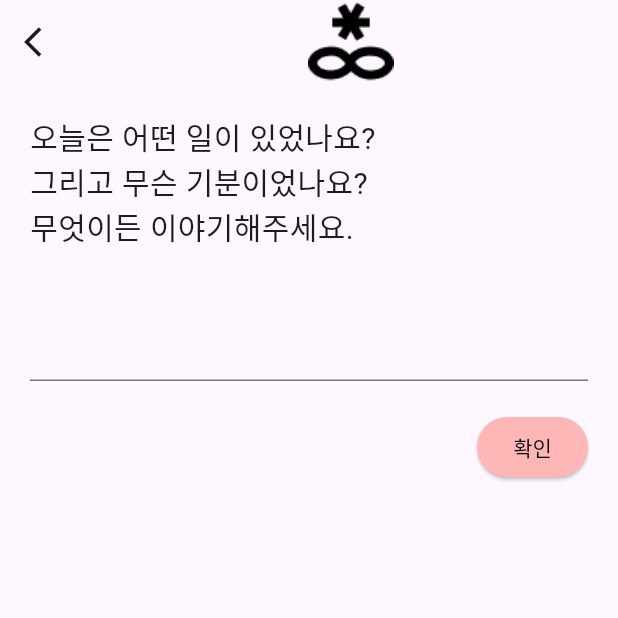
After one commit to 8aaakun/meongsang, a Flutter app: the AiConsult screen opened directly, after a tap on "확인", on a phone screen of 412 x 824 dp, the top half of it. The commit adds this screen. Run offline on Flutter 3.47's test engine with Material 3 defaults, Android fonts, the phone set to English and light mode, and no system bars; our stand-ins replace flutter_dotenv, get; missing offline and left inert: dart_openai; Roboto replaces fonts that are missing (GmarketSansTTF).

Commit message:
openai 적용

```diff
--- a/lib/main.dart
+++ b/lib/main.dart
@@ -1,7 +1,10 @@
 import 'package:flutter/material.dart';
 import 'package:meongsang/pages/home.dart';
+import 'package:get/get.dart';
+import 'package:flutter_dotenv/flutter_dotenv.dart';
 
-void main() {
+void main() async {
+  await dotenv.load(fileName: 'assets/config/.env');
   runApp(const Meongsang());
 }
 
@@ -10,7 +13,7 @@ class Meongsang extends StatelessWidget {
 
   @override
   Widget build(BuildContext context) {
-    return const MaterialApp(
+    return const GetMaterialApp(
       title: "Meongsang",
       home: Home(),
 
--- /dev/null
+++ b/lib/pages/aiConsult.dart
@@ -0,0 +1,88 @@
+import 'package:flutter/cupertino.dart';
+import 'package:flutter/material.dart';
+import 'package:get/get.dart';
+import 'package:meongsang/services/openAiService.dart';
+import 'package:flutter_dotenv/flutter_dotenv.dart';
+
+class AiConsult extends StatefulWidget {
+  const AiConsult({super.key});
+
+  @override
+  State<AiConsult> createState() => _AiConsultState();
+}
+
+class _AiConsultState extends State<AiConsult> {
+  TextEditingController con = TextEditingController();
+
+  @override
+  Widget build(BuildContext context) {
+    return Scaffold(
+        appBar: AppBar(
+          title: const Center(
+              child: Image(
+            image: AssetImage('assets/images/logo.png'),
+          )),
+          leading: IconButton(
+            onPressed: () {
+              Get.back();
+            },
+            icon: Icon(Icons.arrow_back_ios),
+          ),
+        ),
+        body: ListView(
+            children: [
+              const Padding(
+                padding: EdgeInsets.all(20.0),
+                child: Text(
+                  "오늘은 어떤 일이 있었나요?\n그리고 무슨 기분이었나요?\n무엇이든 이야기해주세요.",
+                  style: TextStyle(
+                    fontFamily: 'GmarketSansTTF',
+                    fontSize: 20
+                  ),
+                ),
+              ),
+              Padding(
+                padding: const EdgeInsets.all(20.0),
+                child: TextField(
+                  controller: con,
+                  onTapOutside: (event) => FocusManager.instance.primaryFocus?.unfocus(),
+
+                ),
+              ),
+              Container(
+                padding: EdgeInsets.fromLTRB(0, 0, 20, 0),
+                alignment: Alignment.bottomRight,
+                child: ElevatedButton(
+                  onPressed: () async {
+                    OpenAIService model = OpenAIService();
+                    String response = await model.createModel(con.text);
+                    List<String> parts = response.split('/');
+                    print(response[response.length-1]);
+                    ///1:분노, /2:슬픔, /3:행복, /4:판단이 잘 안됨
+                    if(parts.last == "1"){
+                      print('분노 페이지 이동');
+                    }
+                    else if(parts.last == "2"){
+                      print('슬픔 페이지 이동');
+                    }
+                    else if(parts.last == "3"){
+                      print('행복 페이지 이동');
+                    }
+                    else{
+                      print('판단불가 페이지 이동' + parts.last);
+                    }
+
+                  },
+                  child: Text("확인", style: TextStyle(color: Colors.black)),
+                  style: ElevatedButton.styleFrom(
+                    backgroundColor: Color(0xffFFB6B6),
+                    overlayColor: Color(0xffABFF56)
+                  ),
+
+                ),
+              ),
+          ],
+        )
+    );
+  }
+}
--- a/lib/pages/home.dart
+++ b/lib/pages/home.dart
@@ -1,5 +1,6 @@
 import 'package:flutter/material.dart';
-
+import 'package:get/get.dart';
+import 'aiConsult.dart';
 class Home extends StatelessWidget {
   const Home({super.key});
 
@@ -10,34 +11,32 @@ class Home extends StatelessWidget {
         title: const Center(
             child: Image(
           image: AssetImage('assets/images/logo.png'),
-            )
+        )),
       ),
 
-      ),
       body: Container(
         child: Center(
-          child: ListView(
-            children: [
+          child: ListView(children: [
             Padding(
-                padding: const EdgeInsets.symmetric(horizontal: 40.0, vertical: 20.0),
-                child: Text("반가워요!",
+              padding:
+                  const EdgeInsets.symmetric(horizontal: 40.0, vertical: 20.0),
+              child: Text(
+                "반가워요!",
                 style: TextStyle(
-
                     fontFamily: 'GmarketSansTTF',
                     fontWeight: FontWeight.normal,
-                    fontSize: 50
-                  ),
+                    fontSize: 50),
               ),
             ),
 
             Padding(
               padding: const EdgeInsets.symmetric(horizontal: 40.0),
-                child: Text("어떤 명상을 하고 싶으세요?",
+              child: Text(
+                "어떤 명상을 하고 싶으세요?",
                 style: TextStyle(
                     fontFamily: 'GmarketSansTTF',
                     fontWeight: FontWeight.normal,
-                      fontSize: 20
-                  ),
+                    fontSize: 20),
               ),
             ),
 
@@ -49,21 +48,23 @@ class Home extends StatelessWidget {
               ),
             ),
 
-              Menu(text: "AI 상담"),
+            GestureDetector(
+                onTap: () {Get.to(AiConsult(), transition: Transition.fadeIn);},
+                child: Menu(text: "AI 상담")
+            ),
             Menu(text: "명상 주제 추천받기"),
             Menu(text: "머리 비우기"),
 
             Padding(
-                padding: const EdgeInsets.symmetric(horizontal: 100.0, vertical: 40),
+              padding:
+                  const EdgeInsets.symmetric(horizontal: 100.0, vertical: 40),
               child: Container(
                   child: Center(
-                        child: Text("명상 기록 보기",
-                          style: TextStyle(
-                              fontFamily: 'GmarketSansTTF',
-                              fontSize: 17
-                          ),
-                        )
-                    ),
+                      child: Text(
+                    "명상 기록 보기",
+                    style:
+                        TextStyle(fontFamily: 'GmarketSansTTF', fontSize: 17),
+                  )),
                   height: 50,
                   decoration: BoxDecoration(
                       borderRadius: BorderRadius.circular(25.0),
@@ -83,20 +84,19 @@ class Home extends StatelessWidget {
                           blurRadius: 4.0,
                           offset: Offset(0, 7), // changes position of shadow
                         ),
-                        ]
-                    )
+                      ])),
+            ),
+          ]),
         ),
       ),
-            ]
-          ),
-        ),
-      ),
-    );;
+    );
+    ;
   }
 }
 
 class Menu extends StatelessWidget {
   final String text;
+
   Menu({required this.text});
 
   @override
@@ -105,13 +105,10 @@ class Menu extends StatelessWidget {
       padding: const EdgeInsets.symmetric(horizontal: 30.0, vertical: 20),
       child: Container(
           child: Center(
-              child: Text(text,
-                style: TextStyle(
-                    fontFamily: 'GmarketSansTTF',
-                    fontSize: 17
-                ),
-              )
-          ),
+              child: Text(
+            text,
+            style: TextStyle(fontFamily: 'GmarketSansTTF', fontSize: 17),
+          )),
           height: 100,
           decoration: BoxDecoration(
               borderRadius: BorderRadius.circular(25.0),
@@ -124,9 +121,7 @@ class Menu extends StatelessWidget {
                   blurRadius: 4.0,
                   offset: Offset(0, 7), // changes position of shadow
                 ),
-              ]
-          )
-      ),
+              ])),
     );
   }
 }
--- /dev/null
+++ b/lib/services/openAiService.dart
@@ -0,0 +1,46 @@
+import 'package:dart_openai/dart_openai.dart';
+import 'package:flutter_dotenv/flutter_dotenv.dart';
+
+class OpenAIService {
+  Future<String> createModel(String sendMessage) async {
+    OpenAI.apiKey = dotenv.env['OPEN_AI_API_KEY'] as String;
+    OpenAI.requestsTimeOut = const Duration(seconds: 30); // 시간 제한 늘림
+
+    // Assistant에게 대화의 방향성을 알려주는 메시지
+    final systemMessage = OpenAIChatCompletionChoiceMessageModel(
+      content: [
+        OpenAIChatCompletionChoiceMessageContentItemModel.text(
+          "너는 명상 앱의 AI야. 사용자의 입력을 보고 감정을 확인하고 짧게 세 문장 정도 편한 말투, 존댓말로 공감하는 말을 해줘. 그리고 내가 split하기 편하게 문장마다 '/' 넣어줘. 그리고 마지막에 사용자의 감정을 숫자로만 표시해줘. 띄어쓰기 하지말고 /1:분노, /2:슬픔, /3:행복, /4:판단불가",
+
+        ),
+      ],
+      role: OpenAIChatMessageRole.system,
+    );
+
+    // 사용자가 보내는 메시지
+    final userMessage = OpenAIChatCompletionChoiceMessageModel(
+      content: [
+        OpenAIChatCompletionChoiceMessageContentItemModel.text(
+          sendMessage,
+        ),
+      ],
+      role: OpenAIChatMessageRole.user,
+    );
+
+    final requestMessages = [
+      systemMessage,
+      userMessage,
+    ];
+
+    OpenAIChatCompletionModel chatCompletion =
+    await OpenAI.instance.chat.create(
+      model: 'gpt-4o-mini',
+      messages: requestMessages,
+      maxTokens: 250,
+    );
+
+    String message =
+    chatCompletion.choices.first.message.content![0].text.toString();
+    return message;
+  }
+}
--- a/pubspec.yaml
+++ b/pubspec.yaml
@@ -35,6 +35,10 @@ dependencies:
   # The following adds the Cupertino Icons font to your application.
   # Use with the CupertinoIcons class for iOS style icons.
   cupertino_icons: ^1.0.6
+  get:
+  animate_do: ^3.3.4
+  dart_openai: ^5.1.0
+  flutter_dotenv: ^5.1.0
 
 dev_dependencies:
   flutter_test:
@@ -46,6 +50,7 @@ dev_dependencies:
   # package. See that file for information about deactivating specific lint
   # rules and activating additional ones.
   flutter_lints: ^3.0.0
+
 
 # For information on the generic Dart part of this file, see the
 # following page: https://dart.dev/tools/pub/pubspec
@@ -59,6 +64,7 @@ flutter:
   uses-material-design: true
   assets:
     - assets/images/
+    - assets/config/.env
 
   fonts:
     - family: GmarketSansTTF
```
Also changed, not shown: pubspec.lock, 1 other file. Lines whose indentation alone changed are shown as unchanged.
